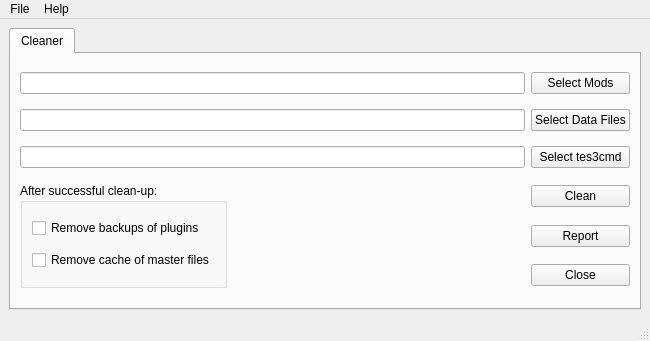
Qt form moht/ui/qtgui.ui (emcek/modhelpertool) before a commit.
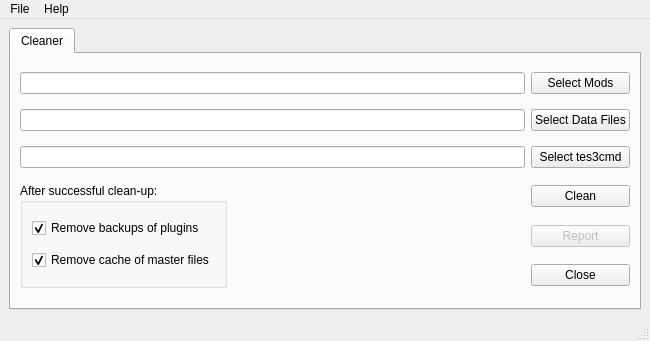
The same form after that commit. Icons and pictures are not drawn.

Commit message: disable report button and checked checkboxes

What changed in the file:
```diff
--- a/moht/ui/qtgui.ui
+++ b/moht/ui/qtgui.ui
@@ -74,6 +74,9 @@
         </item>
         <item row="4" column="2">
          <widget class="QPushButton" name="pb_report">
+          <property name="enabled">
+           <bool>false</bool>
+          </property>
           <property name="text">
            <string>Report</string>
           </property>
@@ -93,6 +96,9 @@
              <property name="text">
               <string>Remove backups of plugins</string>
              </property>
+             <property name="checked">
+              <bool>true</bool>
+             </property>
             </widget>
            </item>
            <item>
@@ -103,6 +109,9 @@
              <property name="text">
               <string>Remove cache of master files</string>
              </property>
+             <property name="checked">
+              <bool>true</bool>
+             </property>
             </widget>
            </item>
           </layout>
```
